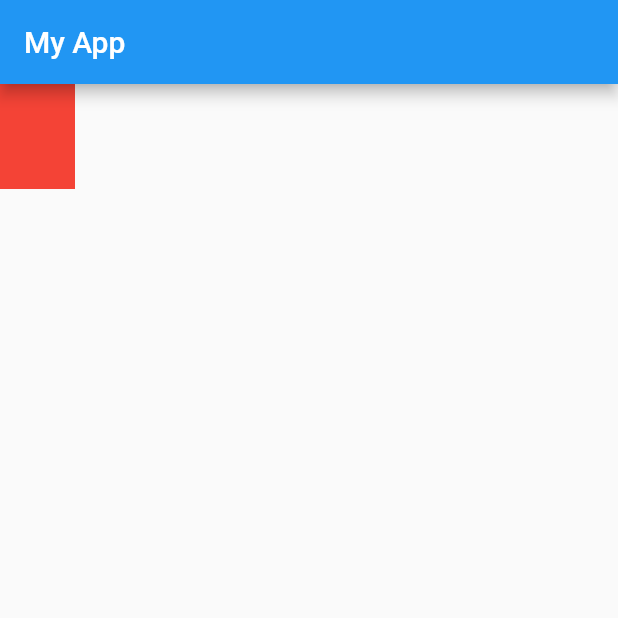
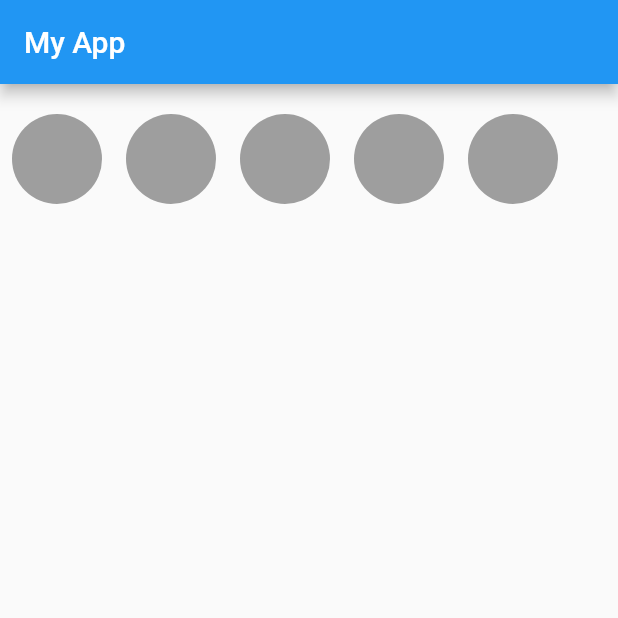
Before and after one commit to GevS03/project2, a Flutter app: the screen it shows after launch, on a phone screen of 412 x 824 dp, the top half of it. Run offline on Flutter 3.47's test engine with Material 2 defaults, Android fonts, the phone set to English and light mode, and no system bars; our stand-ins replace bloc, flutter_bloc.

Commit message:
second commit

```diff
--- /dev/null
+++ b/lib/item_bloc/bloc/item_bloc.dart
@@ -0,0 +1,16 @@
+import 'package:bloc/bloc.dart';
+import 'package:flutter/material.dart';
+import 'package:meta/meta.dart';
+
+part 'item_event.dart';
+part 'item_state.dart';
+
+class ItemBloc extends Bloc<ItemEvent, ItemState> {
+  ItemBloc() : super(ItemState()) {
+    on<ItemMarkEvent>(_onMark);
+  }
+
+  _onMark(ItemMarkEvent event, Emitter emit) {
+    emit(state.copyWith(color: event.color, selected: event.selected));
+  }
+}
--- /dev/null
+++ b/lib/item_bloc/bloc/item_event.dart
@@ -0,0 +1,11 @@
+part of 'item_bloc.dart';
+
+@immutable
+sealed class ItemEvent {}
+
+class ItemMarkEvent extends ItemEvent {
+  final Color color;
+  final bool selected;
+
+  ItemMarkEvent({required this.color, required this.selected});
+}
--- /dev/null
+++ b/lib/item_bloc/bloc/item_state.dart
@@ -0,0 +1,17 @@
+part of 'item_bloc.dart';
+
+@immutable
+class ItemState {
+  final Color color;
+  final bool selected;
+
+  ItemState({this.color = Colors.grey, this.selected = false});
+
+  ItemState copyWith({
+    bool? selected,
+    Color? color
+  }) {
+
+    return ItemState(color: color ?? this.color, selected: selected ?? this.selected);
+  }
+}
--- a/lib/myApp.dart
+++ b/lib/myApp.dart
@@ -16,9 +16,9 @@ class _MyAppState extends State<MyApp> {
       appBar: AppBar(
         title: Text('My App'),
       ),
-      body: Column(
+      body: const Column(
         children: [
-          IconRow()
+          IconRow(),
         ],
       ),
     ),
--- a/lib/widgets/icon_row.dart
+++ b/lib/widgets/icon_row.dart
@@ -1,5 +1,8 @@
+import 'dart:developer';
+
 import 'package:flutter/material.dart';
-import 'package:project2/widgets/item.dart';
+import 'package:flutter_bloc/flutter_bloc.dart';
+import 'package:project2/item_bloc/bloc/item_bloc.dart';
 
 class IconRow extends StatefulWidget {
   const IconRow({super.key});
@@ -11,16 +14,35 @@ class IconRow extends StatefulWidget {
 class _IconRowState extends State<IconRow> {
   @override
   Widget build(BuildContext context) {
-    return Container(
-      height: 70,
+    final itemBloc = ItemBloc();
+    return BlocProvider(
+      create: (context) => itemBloc,
+      child: Container(
+          height: 100,
           width: double.infinity,
           child: ListView.builder(
+            physics: BouncingScrollPhysics(),
             scrollDirection: Axis.horizontal,
             itemCount: 5,
             itemBuilder: (context, index) {
-          return Item();
+              return BlocBuilder<ItemBloc, ItemState>(
+                builder: (context, state) {
+                  Color itemColor = state.color;
+                  return TextButton(
+                    onPressed: () {
+                      log('index -- $index');
+                      itemBloc.add(
+                          ItemMarkEvent(color: Colors.black, selected: true));
                     },
-      ),
+                    child: CircleAvatar(
+                      radius: 30,
+                      backgroundColor: itemColor,
+                    )
+                  );
+                },
+              );
+            },
+          )),
     );
   }
 }
--- a/lib/widgets/item.dart
+++ /dev/null
@@ -1,19 +0,0 @@
-import 'package:flutter/material.dart';
-
-class Item extends StatefulWidget {
-  const Item({super.key});
-
-  @override
-  State<Item> createState() => _ItemState();
-}
-
-class _ItemState extends State<Item> {
-  @override
-  Widget build(BuildContext context) {
-    return Container(
-      color: Colors.red,
-      width: 10,
-      height: 10,
-    );
-  }
-}
```
Lines whose indentation alone changed are shown as unchanged.
